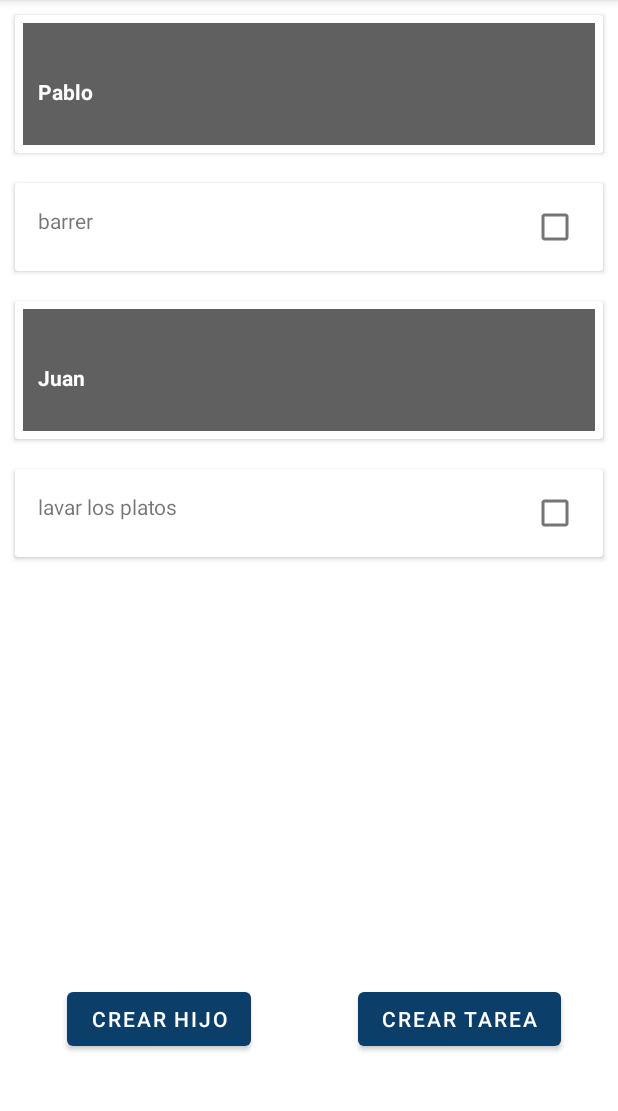
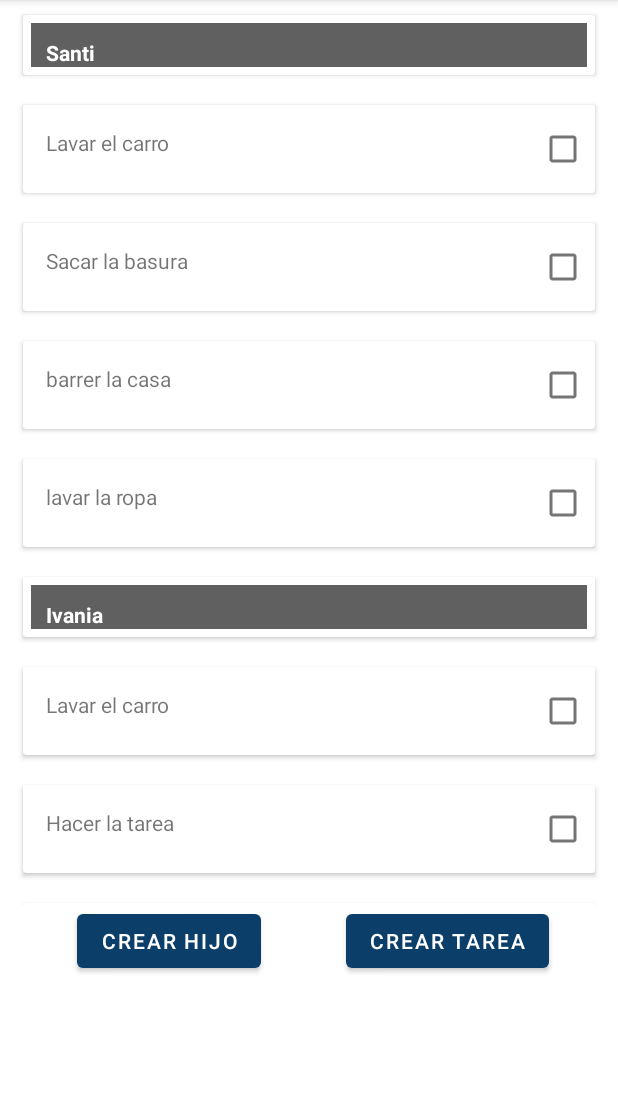
Before and after one commit to AragonD19/ProyectoPlataformas, an Android app: the MenuPadre screen opened through its navigation route, on a phone screen of 412 x 824 dp, the part 84-1195 px from its top. Run offline under Robolectric (Android 15) with nearby library versions, the light colour scheme and no system bars; our stand-ins replace data binding.

Commit message:
ajustes de layout

```diff
--- a/app/src/main/java/gt/uvg/proyectoplataformas/CustomAdapter.kt
+++ b/app/src/main/java/gt/uvg/proyectoplataformas/CustomAdapter.kt
@@ -10,11 +10,11 @@ import androidx.recyclerview.widget.RecyclerView
 
 class CustomAdapter: RecyclerView.Adapter<CustomAdapter.ViewHolder>(){
 
-    val titles = arrayOf("Hola")
+    val titles = arrayOf("Lavar el carro","Sacar la basura","barrer la casa","lavar la ropa")
 
-    val details = arrayOf("Mucho gusto")
+    val details = arrayOf("10 puntos","20 puntos", "15 puntos", "5 puntos")
 
-    val images = intArrayOf(R.drawable.ic_launcher_background)
+    val images = intArrayOf(R.drawable.ic_launcher_background,R.drawable.ic_launcher_background,R.drawable.ic_launcher_background,R.drawable.ic_launcher_background)
 
     override fun onCreateViewHolder(viewGroup: ViewGroup, i: Int): ViewHolder {
         val v = LayoutInflater.from(viewGroup.context).inflate(R.layout.card_layout, viewGroup,false)
--- a/app/src/main/java/gt/uvg/proyectoplataformas/Database.kt
+++ b/app/src/main/java/gt/uvg/proyectoplataformas/Database.kt
@@ -8,11 +8,16 @@ object Database {
 
         val itemList = arrayListOf<Any>()
 
-        itemList.add(DataItem.Header("Pablo"))
-        itemList.add(DataItem.Item(1,"barrer"))
+        itemList.add(DataItem.Header("Santi"))
+        itemList.add(DataItem.Item(1,"Lavar el carro"))
+        itemList.add(DataItem.Item(2,"Sacar la basura"))
+        itemList.add(DataItem.Item(3,"barrer la casa"))
+        itemList.add(DataItem.Item(4,"lavar la ropa"))
 
-        itemList.add(DataItem.Header("Juan"))
-        itemList.add(DataItem.Item(1,"lavar los platos"))
+        itemList.add(DataItem.Header("Ivania"))
+        itemList.add(DataItem.Item(5,"Lavar el carro"))
+        itemList.add(DataItem.Item(6,"Hacer la tarea"))
+        itemList.add(DataItem.Item(7,"Lavar la ropa"))
 
 
         return itemList
--- a/app/src/main/res/layout/fragment_menu_padre.xml
+++ b/app/src/main/res/layout/fragment_menu_padre.xml
@@ -9,10 +9,14 @@
 
 
     <androidx.recyclerview.widget.RecyclerView
-        android:layout_width="match_parent"
-        android:layout_height="match_parent"
-        android:id="@+id/recyclerView2"/>
-
+        android:id="@+id/recyclerView2"
+        android:layout_width="401dp"
+        android:layout_height="603dp"
+        app:layout_constraintBottom_toBottomOf="parent"
+        app:layout_constraintEnd_toEndOf="parent"
+        app:layout_constraintStart_toStartOf="parent"
+        app:layout_constraintTop_toTopOf="parent"
+        app:layout_constraintVertical_bias="0.0" />
 
     <Button
         android:id="@+id/crearHijoButton"
@@ -22,9 +26,10 @@
         android:text="@string/crear_hijo"
         app:layout_constraintBottom_toBottomOf="parent"
         app:layout_constraintEnd_toEndOf="parent"
+        app:layout_constraintHorizontal_bias="0.574"
         app:layout_constraintStart_toStartOf="parent"
-        app:layout_constraintTop_toTopOf="parent"
-        app:layout_constraintVertical_bias="0.90999997" />
+        app:layout_constraintTop_toBottomOf="@+id/recyclerView2"
+        app:layout_constraintVertical_bias="0.0" />
 
     <Button
         android:id="@+id/crearTareaButton"
@@ -34,8 +39,10 @@
         android:text="@string/crear_tarea"
         app:layout_constraintBottom_toBottomOf="parent"
         app:layout_constraintEnd_toEndOf="parent"
+        app:layout_constraintHorizontal_bias="0.397"
         app:layout_constraintStart_toStartOf="parent"
-        app:layout_constraintTop_toTopOf="parent"
-        app:layout_constraintVertical_bias="0.90999997" />
+        app:layout_constraintTop_toBottomOf="@+id/recyclerView2"
+        app:layout_constraintVertical_bias="0.0" />
+
 
 </androidx.constraintlayout.widget.ConstraintLayout>
--- a/app/src/main/res/layout/header_desing.xml
+++ b/app/src/main/res/layout/header_desing.xml
@@ -15,7 +15,7 @@
 
         <androidx.constraintlayout.widget.ConstraintLayout
             android:layout_width="match_parent"
-            android:layout_height="81dp"
+            android:layout_height="wrap_content"
             android:layout_margin="5dp"
             android:background="#606060">
 
--- a/app/src/main/res/values/strings.xml
+++ b/app/src/main/res/values/strings.xml
@@ -25,4 +25,5 @@
     <string name="nombre_de_la_tarea">   Nombre de la tarea:</string>
     <string name="descripcion_de_la_tarea">   Descripción de la tarea:</string>
     <string name="inicio_sesion_hijo">Inicio sesión hijo</string>
+    <string name="menu_padre">Menu Padre</string>
 </resources>
```
Also changed, not shown: app/src/main/res/layout/fragment_crear_usuario_hijo.xml (+3 -20 lines).
